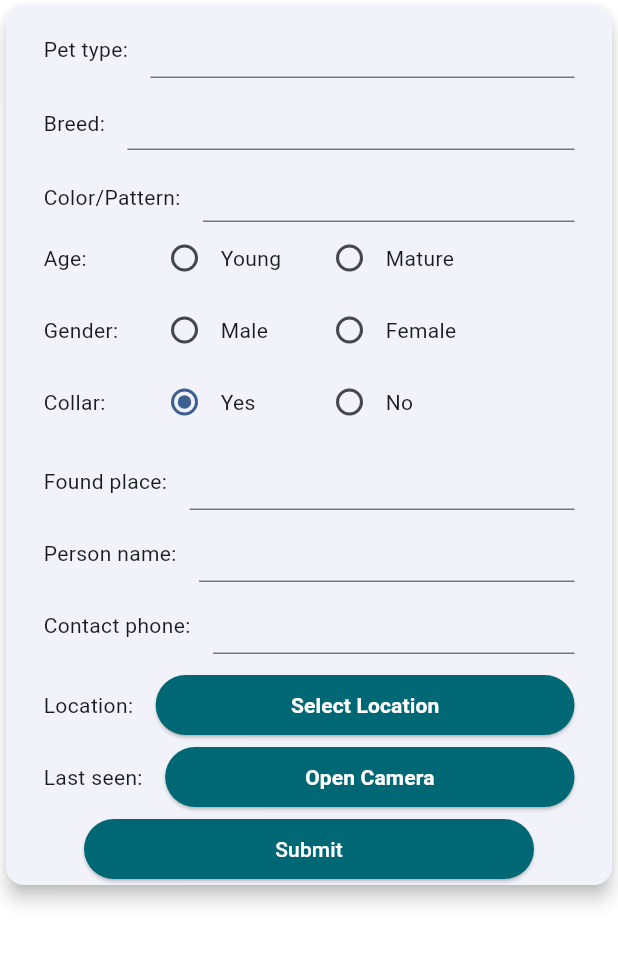
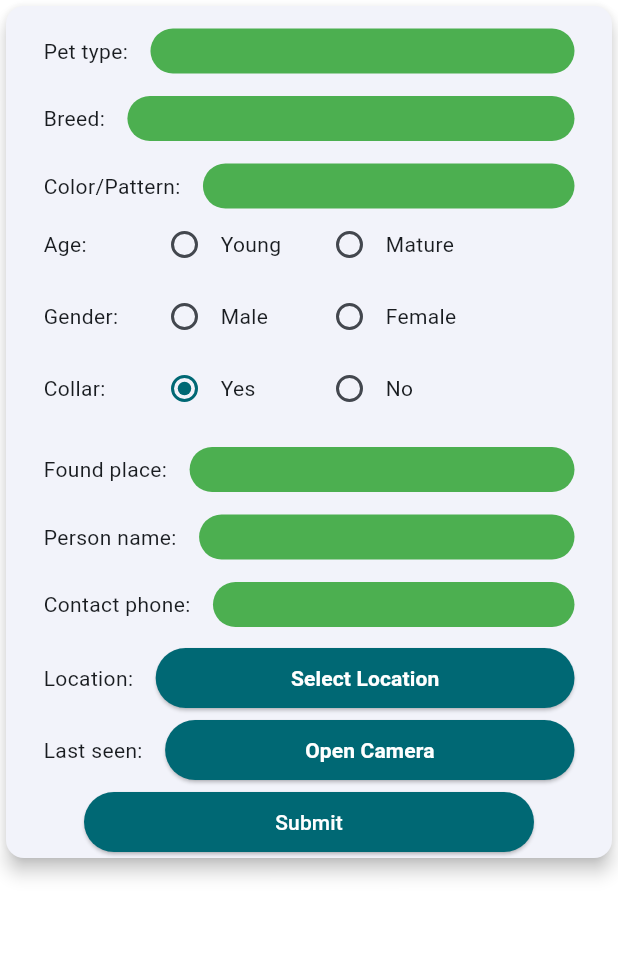
Before and after one commit to MilanTodorovikj/RescuePaws, a Flutter app: the FoundPetsScreen screen opened directly, after a tap on "Report found pet", on a phone screen of 412 x 824 dp, the part 84-1050 px from its top. Run offline on Flutter 3.47's test engine with Material 3 defaults, Android fonts, the light colour scheme and no system bars; our stand-ins replace camera, cloud_firestore, firebase_core, firebase_messaging, firebase_storage, flutter_local_notifications and 2 more; missing offline and left inert: onesignal_flutter; accounts and stored records are empty.

Commit message:
Changed the shape of the TextFields

```diff
--- a/lib/screens/add_pet_post_screen.dart
+++ b/lib/screens/add_pet_post_screen.dart
@@ -218,10 +218,10 @@ class _NewLostPetState extends State<NewLostPet> {
               child: Column(
                   crossAxisAlignment: CrossAxisAlignment.end,
                   children: <Widget>[
+                    const SizedBox(height: 15),
                     Row(
                       children: [
                         Container(
-                          margin: const EdgeInsets.only(top: 10.0),
                           child: const Text(
                             'Pet type:',
                             style: TextStyle(fontSize: 14),
@@ -230,20 +230,34 @@ class _NewLostPetState extends State<NewLostPet> {
                         ),
                         const SizedBox(width: 15),
                         Expanded(
+                          child: SizedBox(
+                            height: 30,
                             child: TextField(
-                            decoration: const InputDecoration(
+                              decoration: InputDecoration(
+                                contentPadding: const EdgeInsets.symmetric(vertical: 5, horizontal: 10),
+                                enabledBorder: OutlineInputBorder(
+                                  borderRadius: BorderRadius.circular(40),
+                                  borderSide: BorderSide.none,
+                                ),
+                                focusedBorder: OutlineInputBorder(
+                                  borderRadius: BorderRadius.circular(40),
+                                  borderSide: const BorderSide(color: Colors.blue),
+                                ),
                                 hintText: '',
+                                fillColor: Colors.green,
+                                filled: true,
                               ),
                               controller: _petTypeController,
                               onSubmitted: (_) => _submitData(),
                             ),
                           ),
+                        ),
                       ],
                     ),
+                    const SizedBox(height: 15),
                     Row(
                       children: [
                         Container(
-                          margin: EdgeInsets.only(top: 12.0),
                           child: const Text(
                             'Breed:',
                             style: TextStyle(fontSize: 14),
@@ -251,19 +265,34 @@ class _NewLostPetState extends State<NewLostPet> {
                         ),
                         const SizedBox(width: 15),
                         Expanded(
+                          child: SizedBox(
+                            height: 30,
                             child: TextField(
-                          decoration: const InputDecoration(
+                              decoration: InputDecoration(
+                                contentPadding: const EdgeInsets.symmetric(vertical: 5, horizontal: 10),
+                                enabledBorder: OutlineInputBorder(
+                                  borderRadius: BorderRadius.circular(40),
+                                  borderSide: BorderSide.none,
+                                ),
+                                focusedBorder: OutlineInputBorder(
+                                  borderRadius: BorderRadius.circular(40),
+                                  borderSide: const BorderSide(color: Colors.blue),
+                                ),
                                 hintText: '',
+                                fillColor: Colors.green,
+                                filled: true,
                               ),
                               controller: _breedController,
                               onSubmitted: (_) => _submitData(),
-                        ))
+                            ),
+                          ),
+                        ),
                       ],
                     ),
+                    const SizedBox(height: 15),
                     Row(
                       children: [
                         Container(
-                          margin: const EdgeInsets.only(top: 15.0),
                           child: const Text(
                             'Color/Pattern:',
                             style: TextStyle(fontSize: 14),
@@ -272,13 +301,28 @@ class _NewLostPetState extends State<NewLostPet> {
                         ),
                         const SizedBox(width: 15),
                         Expanded(
+                          child: SizedBox(
+                            height: 30,
                             child: TextField(
-                          decoration: const InputDecoration(
+                              decoration: InputDecoration(
+                                contentPadding: const EdgeInsets.symmetric(vertical: 5, horizontal: 10),
+                                enabledBorder: OutlineInputBorder(
+                                  borderRadius: BorderRadius.circular(40),
+                                  borderSide: BorderSide.none,
+                                ),
+                                focusedBorder: OutlineInputBorder(
+                                  borderRadius: BorderRadius.circular(40),
+                                  borderSide: const BorderSide(color: Colors.blue),
+                                ),
                                 hintText: '',
+                                fillColor: Colors.green,
+                                filled: true,
                               ),
                               controller: _colorController,
                               onSubmitted: (_) => _submitData(),
-                        ))
+                            ),
+                          ),
+                        ),
                       ],
                     ),
                     Column(
@@ -297,6 +341,7 @@ class _NewLostPetState extends State<NewLostPet> {
                                   Radio(
                                     value: 'Young',
                                     groupValue: _selectedAge,
+                                    activeColor: Theme.of(context).primaryColor,
                                     onChanged: (value) {
                                       setState(() {
                                         _selectedAge = value.toString();
@@ -312,6 +357,7 @@ class _NewLostPetState extends State<NewLostPet> {
                                 Radio(
                                   value: 'Mature',
                                   groupValue: _selectedAge,
+                                  activeColor: Theme.of(context).primaryColor,
                                   onChanged: (value) {
                                     setState(() {
                                       _selectedAge = value.toString();
@@ -336,6 +382,7 @@ class _NewLostPetState extends State<NewLostPet> {
                                   Radio(
                                     value: 'Male',
                                     groupValue: _selectedGender,
+                                    activeColor: Theme.of(context).primaryColor,
                                     onChanged: (value) {
                                       setState(() {
                                         _selectedGender = value.toString();
@@ -351,6 +398,7 @@ class _NewLostPetState extends State<NewLostPet> {
                                 Radio(
                                   value: 'Female',
                                   groupValue: _selectedGender,
+                                  activeColor: Theme.of(context).primaryColor,
                                   onChanged: (value) {
                                     setState(() {
                                       _selectedGender = value.toString();
@@ -375,6 +423,7 @@ class _NewLostPetState extends State<NewLostPet> {
                                   Radio(
                                     value: true,
                                     groupValue: _collar,
+                                    activeColor: Theme.of(context).primaryColor,
                                     onChanged: (value) {
                                       setState(() {
                                         _collar = value!;
@@ -390,6 +439,7 @@ class _NewLostPetState extends State<NewLostPet> {
                                 Radio(
                                   value: false,
                                   groupValue: _collar,
+                                  activeColor: Theme.of(context).primaryColor,
                                   onChanged: (value) {
                                     setState(() {
                                       _collar = value!;
@@ -403,10 +453,10 @@ class _NewLostPetState extends State<NewLostPet> {
                         ),
                       ],
                     ),
+                    const SizedBox(height: 15),
                     Row(
                       children: [
                         Container(
-                          margin: const EdgeInsets.only(top: 10.0),
                           child: const Text(
                             'Found place:',
                             style: TextStyle(fontSize: 14),
@@ -415,20 +465,34 @@ class _NewLostPetState extends State<NewLostPet> {
                         ),
                         const SizedBox(width: 15),
                         Expanded(
+                          child: SizedBox(
+                            height: 30,
                             child: TextField(
-                            decoration: const InputDecoration(
+                              decoration: InputDecoration(
+                                contentPadding: const EdgeInsets.symmetric(vertical: 5, horizontal: 10),
+                                enabledBorder: OutlineInputBorder(
+                                  borderRadius: BorderRadius.circular(40),
+                                  borderSide: BorderSide.none,
+                                ),
+                                focusedBorder: OutlineInputBorder(
+                                  borderRadius: BorderRadius.circular(40),
+                                  borderSide: const BorderSide(color: Colors.blue),
+                                ),
                                 hintText: '',
+                                fillColor: Colors.green,
+                                filled: true,
                               ),
                               controller: _foundPlaceController,
                               onSubmitted: (_) => _submitData(),
                             ),
                           ),
+                        ),
                       ],
                     ),
+                    const SizedBox(height: 15),
                     Row(
                       children: [
                         Container(
-                          margin: const EdgeInsets.only(top: 10.0),
                           child: const Text(
                             'Person name:',
                             style: TextStyle(fontSize: 14),
@@ -437,20 +501,34 @@ class _NewLostPetState extends State<NewLostPet> {
                         ),
                         const SizedBox(width: 15),
                         Expanded(
+                          child: SizedBox(
+                            height: 30,
                             child: TextField(
-                            decoration: const InputDecoration(
+                              decoration: InputDecoration(
+                                contentPadding: const EdgeInsets.symmetric(vertical: 5, horizontal: 10),
+                                enabledBorder: OutlineInputBorder(
+                                  borderRadius: BorderRadius.circular(40),
+                                  borderSide: BorderSide.none,
+                                ),
+                                focusedBorder: OutlineInputBorder(
+                                  borderRadius: BorderRadius.circular(40),
+                                  borderSide: const BorderSide(color: Colors.blue),
+                                ),
                                 hintText: '',
+                                fillColor: Colors.green,
+                                filled: true,
                               ),
                               controller: _personNameController,
                               onSubmitted: (_) => _submitData(),
                             ),
                           ),
+                        ),
                       ],
                     ),
+                    const SizedBox(height: 15),
                     Row(
                       children: [
                         Container(
-                          margin: const EdgeInsets.only(top: 10.0),
                           child: const Text(
                             'Contact phone:',
                             style: TextStyle(fontSize: 14),
@@ -459,12 +537,26 @@ class _NewLostPetState extends State<NewLostPet> {
                         ),
                         const SizedBox(width: 15),
                         Expanded(
+                          child: SizedBox(
+                            height: 30,
                             child: TextField(
-                            decoration: const InputDecoration(
+                              decoration: InputDecoration(
+                                contentPadding: const EdgeInsets.symmetric(vertical: 5, horizontal: 10),
+                                enabledBorder: OutlineInputBorder(
+                                  borderRadius: BorderRadius.circular(40),
+                                  borderSide: BorderSide.none,
+                                ),
+                                focusedBorder: OutlineInputBorder(
+                                  borderRadius: BorderRadius.circular(40),
+                                  borderSide: const BorderSide(color: Colors.blue),
+                                ),
                                 hintText: '',
+                                fillColor: Colors.green,
+                                filled: true,
                               ),
                               controller: _contactPhoneController,
                               onSubmitted: (_) => _submitData(),
+                            ),
                           ),
                         ),
                       ],
```
Lines whose indentation alone changed are shown as unchanged.
